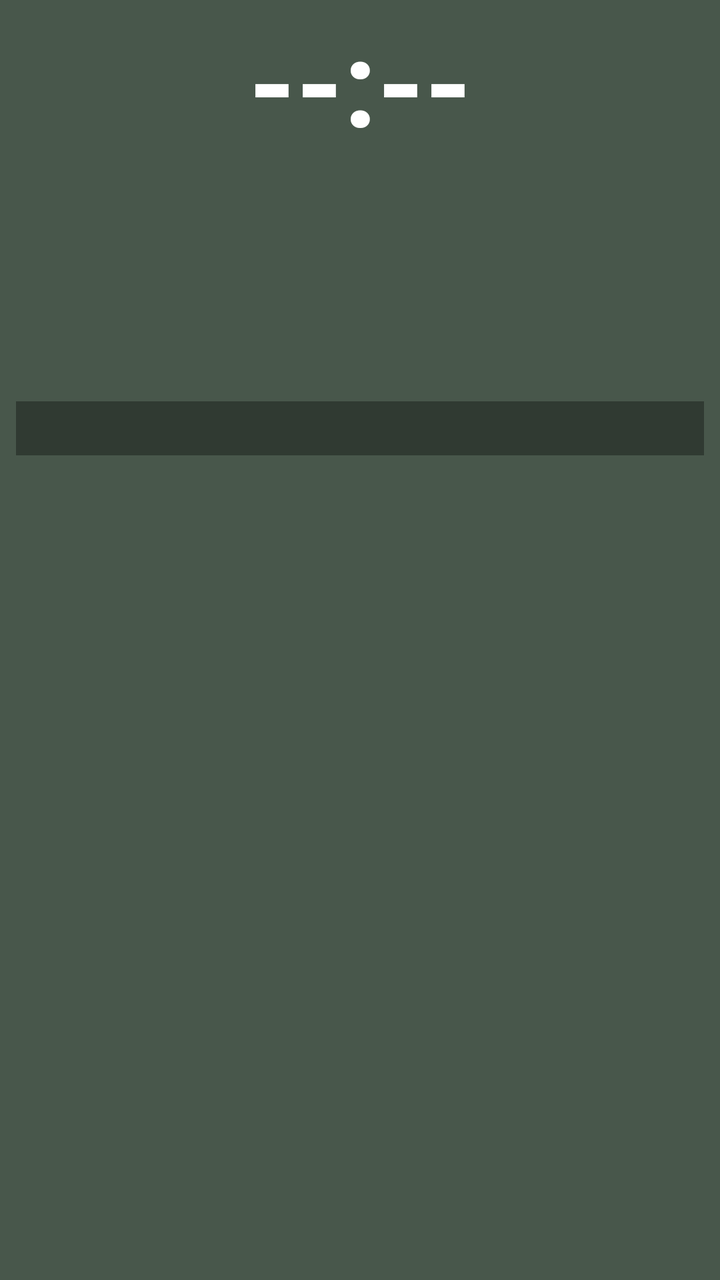
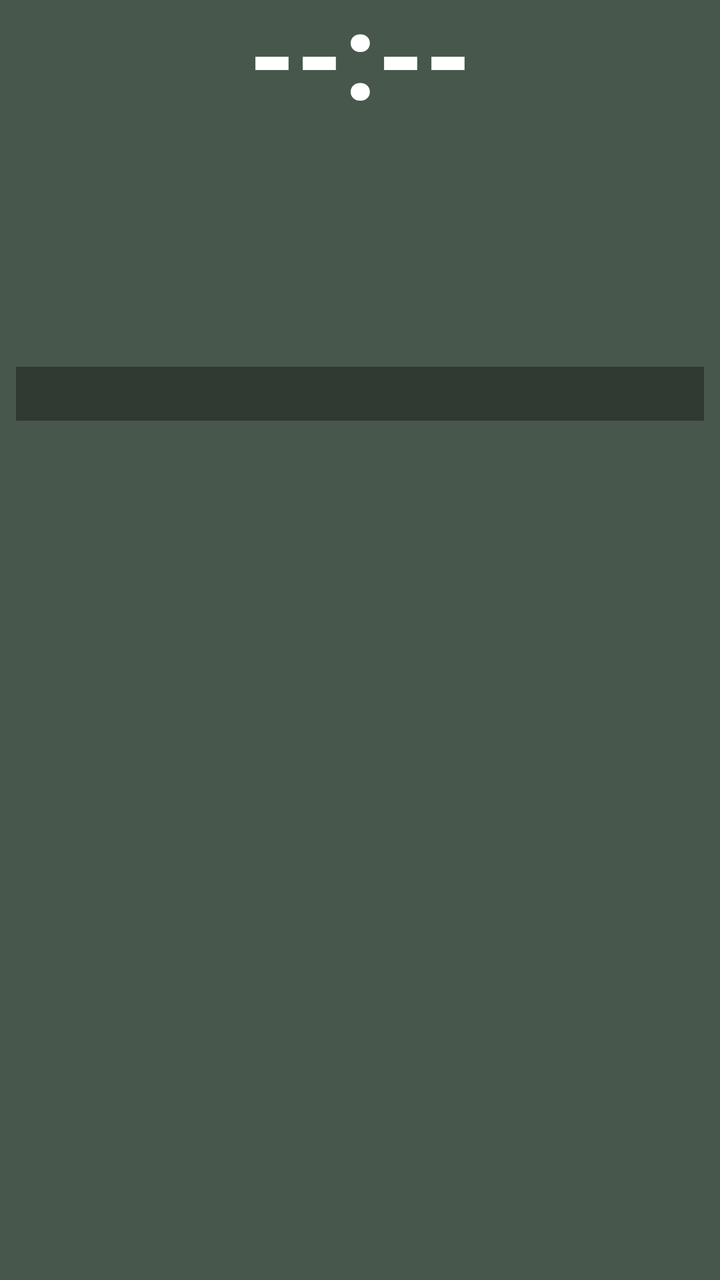

An Android layout rendered at two revisions. The XML below is the earlier revision; the diff shows what the commit changed to produce the second picture.
<!-- AndroidManifest.xml: fallback theme Theme.MaterialComponents.DayNight.NoActionBar -->
<!-- res/layout/prayer_widget_layout.xml -->
<?xml version="1.0" encoding="utf-8"?>
<LinearLayout xmlns:android="http://schemas.android.com/apk/res/android"
    android:layout_width="match_parent"
    android:layout_height="match_parent"
    android:orientation="vertical"
    android:background="@drawable/widget_background"
    android:padding="8dp">

    
    <TextView
        android:id="@+id/widget_time"
        android:layout_width="match_parent"
        android:layout_height="wrap_content"
        android:text="--:--"
        android:textColor="#FFFFFF"
        android:textSize="60sp"
        android:textStyle="bold"
        android:lineSpacingMultiplier="0.1"
        android:includeFontPadding="false"
        android:gravity="center" />

    
    <LinearLayout
        android:layout_width="match_parent"
        android:layout_height="wrap_content"
        android:orientation="horizontal"
        android:gravity="center_vertical">

        <TextView
            android:id="@+id/widget_day"
            android:layout_width="0dp"
            android:layout_height="wrap_content"
            android:layout_weight="3"
            android:text=""
            android:textColor="#FFFFFF"
            android:textSize="25sp"
            android:textStyle="bold"
            android:includeFontPadding="false"
            android:singleLine="true"
            android:ellipsize="end" />

        <TextView
            android:id="@+id/widget_weather"
            android:layout_width="0dp"
            android:layout_height="wrap_content"
            android:layout_weight="4"
            android:text=""
            android:textColor="#80DEEA"
            android:textSize="13sp"
            android:textStyle="bold"
            android:gravity="end"
            android:singleLine="true"
            android:ellipsize="start" />

    </LinearLayout>

    
    <LinearLayout
        android:layout_width="match_parent"
        android:layout_height="wrap_content"
        android:layout_marginTop="6dp"
        android:orientation="horizontal">

        
        <LinearLayout
            android:layout_width="0dp"
            android:layout_height="wrap_content"
            android:layout_weight="1"
            android:orientation="vertical">

            <TextView
                android:id="@+id/widget_gregorian"
                android:layout_width="wrap_content"
                android:layout_height="wrap_content"
                android:text=""
                android:textColor="#E0E0E0"
                android:textSize="16sp"
                android:textStyle="bold" />

            <TextView
                android:id="@+id/widget_hijri"
                android:layout_width="wrap_content"
                android:layout_height="wrap_content"
                android:layout_marginTop="3dp"
                android:text=""
                android:textColor="#FFD54F"
                android:textSize="15sp"
                android:textStyle="bold" />

            <TextView
                android:id="@+id/widget_bangla_date"
                android:layout_width="wrap_content"
                android:layout_height="wrap_content"
                android:layout_marginTop="3dp"
                android:text=""
                android:textColor="#80DEEA"
                android:textSize="15sp"
                android:textStyle="bold" />

        </LinearLayout>

        
        <LinearLayout
            android:layout_width="0dp"
            android:layout_height="wrap_content"
            android:layout_weight="1"
            android:orientation="vertical">

            <TextView
                android:id="@+id/widget_sunrise"
                android:layout_width="wrap_content"
                android:layout_height="wrap_content"
                android:text=""
                android:textColor="#FFD54F"
                android:textSize="14sp"
                android:textStyle="bold" />

            <TextView
                android:id="@+id/widget_sunset"
                android:layout_width="wrap_content"
                android:layout_height="wrap_content"
                android:layout_marginTop="2dp"
                android:text=""
                android:textColor="#FFD54F"
                android:textSize="14sp"
                android:textStyle="bold" />

            <TextView
                android:id="@+id/widget_sehri"
                android:layout_width="wrap_content"
                android:layout_height="wrap_content"
                android:layout_marginTop="2dp"
                android:text=""
                android:textColor="#00E676"
                android:textSize="14sp"
                android:textStyle="bold" />

            <TextView
                android:id="@+id/widget_iftar"
                android:layout_width="wrap_content"
                android:layout_height="wrap_content"
                android:layout_marginTop="2dp"
                android:text=""
                android:textColor="#00E676"
                android:textSize="14sp"
                android:textStyle="bold" />

        </LinearLayout>
    </LinearLayout>

    
    <TextView
        android:id="@+id/widget_alert"
        android:layout_width="match_parent"
        android:layout_height="wrap_content"
        android:layout_marginTop="5dp"
        android:paddingTop="4dp"
        android:paddingBottom="4dp"
        android:paddingStart="0dp"
        android:paddingEnd="0dp"
        android:background="#55000000"
        android:text=""
        android:textColor="#FFD54F"
        android:textSize="14sp"
        android:textStyle="bold"
        android:gravity="center"
        android:singleLine="true"
        android:ellipsize="end" />

</LinearLayout>
<!-- resources referenced by this layout -->
<resources>
  <!-- drawable widget_background (drawable) -->
  <?xml version="1.0" encoding="utf-8"?>
  <shape xmlns:android="http://schemas.android.com/apk/res/android"
      android:shape="rectangle">
      <solid android:color="#CC1B2E1F" />
  </shape>
</resources>

<!-- the commit's change to res/layout/prayer_widget_layout.xml (unified diff, before → after) -->
@@ -4,18 +4,21 @@
     android:layout_height="match_parent"
     android:orientation="vertical"
     android:background="@drawable/widget_background"
-    android:padding="8dp">
+    android:paddingStart="8dp"
+    android:paddingEnd="8dp"
+    android:paddingTop="0dp"
+    android:paddingBottom="8dp">
 
     
     <TextView
         android:id="@+id/widget_time"
         android:layout_width="match_parent"
         android:layout_height="wrap_content"
+        android:layout_marginTop="-6dp"
         android:text="--:--"
         android:textColor="#FFFFFF"
         android:textSize="60sp"
         android:textStyle="bold"
-        android:lineSpacingMultiplier="0.1"
         android:includeFontPadding="false"
         android:gravity="center" />
 
@@ -23,6 +26,7 @@
     <LinearLayout
         android:layout_width="match_parent"
         android:layout_height="wrap_content"
+        android:layout_marginTop="-4dp"
         android:orientation="horizontal"
         android:gravity="center_vertical">
 
